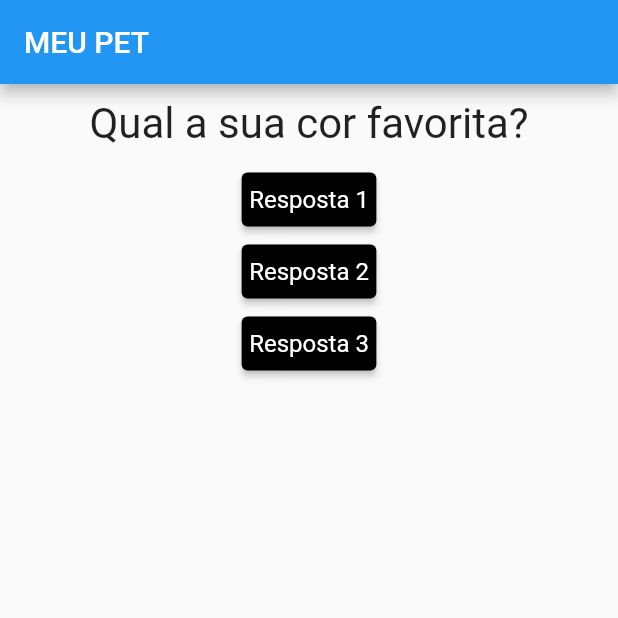
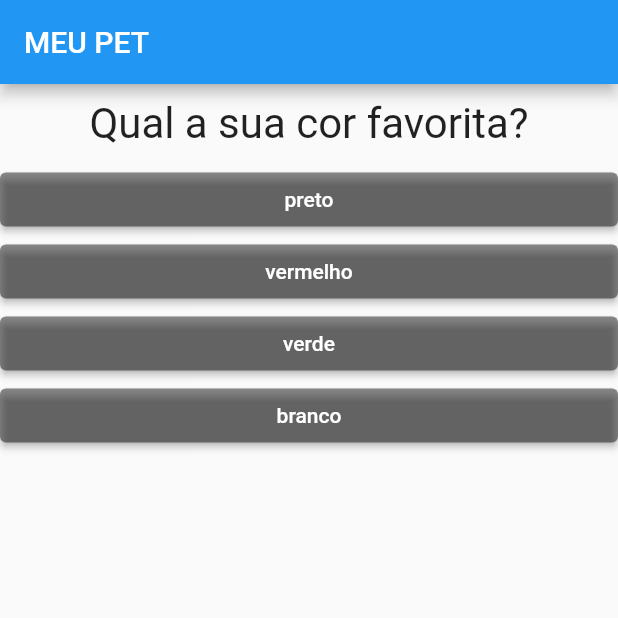
Before and after one commit to thiago-anjos/flutter-perguntas-respostas, a Flutter app: the screen it shows after launch, on a phone screen of 412 x 824 dp, the top half of it. Run offline on Flutter 3.47's test engine with Material 2 defaults, Android fonts, the phone set to English and light mode, and no system bars.

Commit message:
lista classica

```diff
--- a/lib/main.dart
+++ b/lib/main.dart
@@ -17,9 +17,26 @@ class _PerguntaAppState extends State<PerguntaApp> {
   @override
   Widget build(BuildContext context) {
     final perguntas = [
-      'Qual a sua cor favorita?',
-      'Qual é o seu animal favorito?'
+      {
+        'texto': 'Qual a sua cor favorita?',
+        'respostas': ['preto', 'vermelho', 'verde', 'branco']
+      },
+      {
+        'texto': 'Qual é o seu animal favorito?',
+        'respostas': ['cachoro', 'gato', 'elefante', 'leão']
+      },
+      {
+        'texto': 'Qual o seu cantor favorito?',
+        'respostas': ['Ze Vaqueiro', 'Marilia', 'Michael', 'Amado Batista']
+      }
     ];
+
+    List<Widget> respostas = [];
+
+    for (String textoResp
+        in perguntas[_perguntaSelecionada].cast()['respostas']) {
+      respostas.add(Resposta(textoResp, _responder));
+    }
 
     return MaterialApp(
         home: Scaffold(
@@ -30,10 +47,8 @@ class _PerguntaAppState extends State<PerguntaApp> {
       ),
       body: Column(
         children: <Widget>[
-          Questao(perguntas[_perguntaSelecionada]),
-          Resposta('Resposta 1', _responder),
-          Resposta('Resposta 2', _responder),
-          Resposta('Resposta 3', _responder),
+          Questao(perguntas[_perguntaSelecionada]['texto'].toString()),
+          ...respostas,
         ],
       ),
     ));
--- a/lib/resposta.dart
+++ b/lib/resposta.dart
@@ -2,18 +2,20 @@ import 'package:flutter/material.dart';
 
 class Resposta extends StatelessWidget {
   final String texto;
-  final VoidCallback _responder;
-  Resposta(this.texto, this._responder);
+  final void Function() quandoSelecionado;
+  Resposta(this.texto, this.quandoSelecionado);
 
   @override
   Widget build(BuildContext context) {
-    return ElevatedButton(
-      onPressed: _responder,
-      child: Text(texto),
-      style: ButtonStyle(
-          backgroundColor: MaterialStateProperty.all(Colors.black),
-          padding: MaterialStateProperty.all(EdgeInsets.all(5)),
-          textStyle: MaterialStateProperty.all(TextStyle(fontSize: 16))),
+    return Container(
+      width: double.infinity,
+      child: ElevatedButton(
+        onPressed: quandoSelecionado,
+        child: Text(texto),
+        style: ElevatedButton.styleFrom(
+          primary: Colors.black45,
+        ),
+      ),
     );
   }
 }
```
